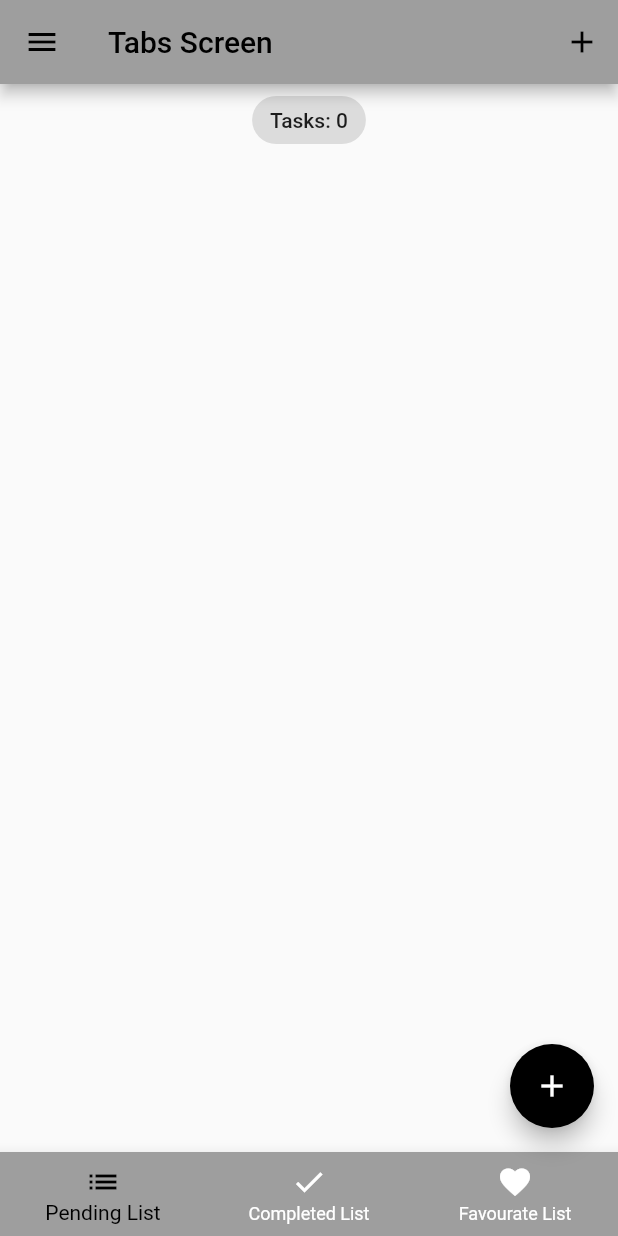
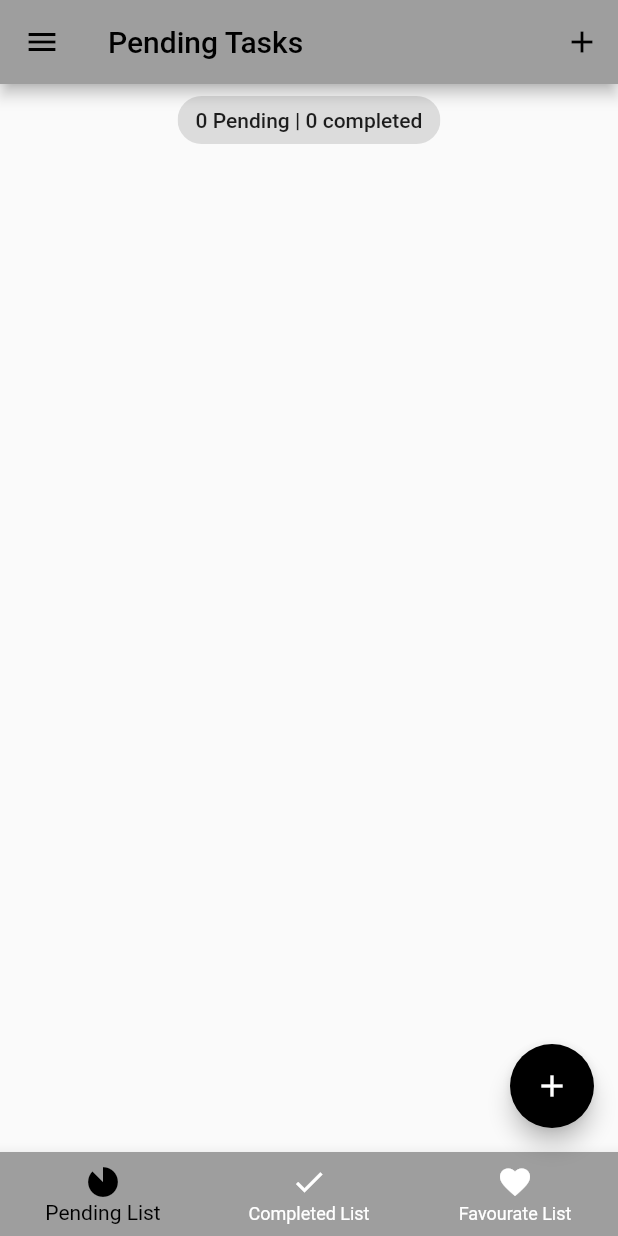
Before and after one commit to fadzlitown/bloc_todo, a Flutter app: the screen it shows after launch, on a phone screen of 412 x 824 dp. Run offline on Flutter 3.47's test engine with Material 2 defaults, Android fonts, the phone set to English and light mode, and no system bars; our stand-ins replace bloc, equatable, flutter_bloc, hydrated_bloc.

Commit message:
- Updated task bloc with pending, completed, fav tasks - Add pending, completed, fav screens - UI Update on status label task & floating btn -

```diff
--- a/lib/bloc/tasks/tasks_state.dart
+++ b/lib/bloc/tasks/tasks_state.dart
@@ -1,29 +1,41 @@
 part of 'tasks_bloc.dart';
 
 class TasksState extends Equatable {
-  final List<Task> allTasks;
+  final List<Task> pendingTasks;
+  final List<Task> completedTasks;
+  final List<Task> favTasks;
   final List<Task> removedTasks;
 
   const TasksState(
-      {this.allTasks = const <Task>[], this.removedTasks = const <Task>[]});
+      {this.completedTasks = const <Task>[],
+      this.favTasks = const <Task>[],
+      this.pendingTasks = const <Task>[],
+      this.removedTasks = const <Task>[]});
 
   // const TasksState({
   //   this.allTasks,
   // });
 
   @override
-  List<Object> get props => [allTasks, removedTasks];
+  List<Object> get props =>
+      [completedTasks, favTasks, pendingTasks, removedTasks];
 
   Map<String, dynamic> toMap() {
     return {
-      'allTasks': allTasks.map((e) => e.toMap()).toList(),
+      'completedTasks': completedTasks.map((e) => e.toMap()).toList(),
+      'favTasks': favTasks.map((e) => e.toMap()).toList(),
+      'pendingTasks': pendingTasks.map((e) => e.toMap()).toList(),
       'removedTasks': removedTasks.map((e) => e.toMap()).toList(),
     };
   }
 
   factory TasksState.fromMap(Map<String, dynamic> map) {
     return TasksState(
-      allTasks: List<Task>.from(map['allTasks']?.map((x) => Task.fromMap(x))),
+      completedTasks:
+          List<Task>.from(map['completedTasks']?.map((x) => Task.fromMap(x))),
+      favTasks: List<Task>.from(map['favTasks']?.map((x) => Task.fromMap(x))),
+      pendingTasks:
+          List<Task>.from(map['pendingTasks']?.map((x) => Task.fromMap(x))),
       removedTasks:
           List<Task>.from(map['removedTasks']?.map((x) => Task.fromMap(x))),
     );
--- a/lib/main.dart
+++ b/lib/main.dart
@@ -5,7 +5,7 @@ import 'package:flutter_better_muslim/service/app_route.dart';
 import 'package:flutter_better_muslim/service/app_theme.dart';
 import 'package:path_provider/path_provider.dart';
 
-import 'screens/tasks_screen.dart';
+import 'screens/pending_screen.dart';
 
 Future<void> main() async {
   WidgetsFlutterBinding.ensureInitialized();
@@ -39,7 +39,7 @@ class MyApp extends StatelessWidget {
             theme: state.switchVal
                 ? AppThemes.appThemeData[AppTheme.darkTheme]
                 : AppThemes.appThemeData[AppTheme.lightTheme],
-            home: const TabsScreen(),
+            home: TabsScreen(),
             onGenerateRoute: appRouter.onGenerateRoute,
           );
         },
--- a/lib/screens/drawer.dart
+++ b/lib/screens/drawer.dart
@@ -1,7 +1,7 @@
 import 'package:flutter/material.dart';
 import 'package:flutter_better_muslim/screens/RecycleBin.dart';
 import 'package:flutter_better_muslim/screens/tabs_screen.dart';
-import 'package:flutter_better_muslim/screens/tasks_screen.dart';
+import 'package:flutter_better_muslim/screens/pending_screen.dart';
 
 import '../bloc/bloc_exports.dart';
 import '../bloc/tasks/tasks_bloc.dart';
@@ -37,7 +37,8 @@ class _MyDrawerState extends State<MyDrawer> {
               child: ListTile(
                   leading: const Icon(Icons.folder_special),
                   title: const Text('My Tasks'),
-                  trailing: Text('${state.allTasks.length}')),
+                  trailing: Text(
+                      '${state.pendingTasks.length} P | ${state.completedTasks.length} C')),
             );
           },
         ),
--- a/lib/screens/tasks_screen.dart
+++ b/lib/screens/fav_screen.dart
@@ -6,27 +6,27 @@ import '../widgets/TasksList.dart';
 import 'add_task_screen.dart';
 import 'drawer.dart';
 
-class TasksScreen extends StatefulWidget {
-  const TasksScreen({Key? key}) : super(key: key);
+class FavTasksScreen extends StatefulWidget {
+  const FavTasksScreen({Key? key}) : super(key: key);
   static const id = 'tasks_screen';
 
   @override
-  State<TasksScreen> createState() => _TasksScreenState();
+  State<FavTasksScreen> createState() => _FavTasksScreenState();
 }
 
-class _TasksScreenState extends State<TasksScreen> {
+class _FavTasksScreenState extends State<FavTasksScreen> {
   // List<Task> list = [
 
   @override
   Widget build(BuildContext context) {
     return BlocBuilder<TasksBloc, TasksState>(
       builder: (context, state) {
-        List<Task> listTasks = state.allTasks;
+        List<Task> listTasks = state.favTasks;
         //todo remove the Scaffold since we already moved to TABS SCREEN
         return Column(
           mainAxisAlignment: MainAxisAlignment.center,
           children: [
-            Chip(label: Text('Tasks: ${state.allTasks.length}')),
+            Chip(label: Text('Tasks: ${state.favTasks.length}')),
             TasksList(list: listTasks),
           ],
         );
--- /dev/null
+++ b/lib/screens/pending_screen.dart
@@ -0,0 +1,38 @@
+import 'package:flutter/material.dart';
+
+import '../bloc/bloc_exports.dart';
+import '../models/task.dart';
+import '../widgets/TasksList.dart';
+import 'add_task_screen.dart';
+import 'drawer.dart';
+
+class PendingTasksScreen extends StatefulWidget {
+  const PendingTasksScreen({Key? key}) : super(key: key);
+  static const id = 'tasks_screen';
+
+  @override
+  State<PendingTasksScreen> createState() => _PendingTasksScreenState();
+}
+
+class _PendingTasksScreenState extends State<PendingTasksScreen> {
+  // List<Task> list = [
+
+  @override
+  Widget build(BuildContext context) {
+    return BlocBuilder<TasksBloc, TasksState>(
+      builder: (context, state) {
+        List<Task> listTasks = state.pendingTasks;
+        //todo remove the Scaffold since we already moved to TABS SCREEN
+        return Column(
+          mainAxisAlignment: MainAxisAlignment.center,
+          children: [
+            Chip(
+                label: Text(
+                    '${state.pendingTasks.length} Pending | ${state.completedTasks.length} completed')),
+            TasksList(list: listTasks),
+          ],
+        );
+      },
+    );
+  }
+}
--- a/lib/screens/tabs_screen.dart
+++ b/lib/screens/tabs_screen.dart
@@ -1,13 +1,30 @@
 import 'package:flutter/material.dart';
 import 'package:flutter_better_muslim/screens/drawer.dart';
-import 'package:flutter_better_muslim/screens/tasks_screen.dart';
+import 'package:flutter_better_muslim/screens/pending_screen.dart';
 
 import 'add_task_screen.dart';
+import 'completed_screen.dart';
+import 'fav_screen.dart';
 
-class TabsScreen extends StatelessWidget {
-  const TabsScreen({Key? key}) : super(key: key);
+class TabsScreen extends StatefulWidget {
+  TabsScreen({Key? key}) : super(key: key);
 
   static const id = 'tabs_screen';
+
+  @override
+  State<TabsScreen> createState() => _TabsScreenState();
+}
+
+class _TabsScreenState extends State<TabsScreen> {
+  //Seperate list of maps
+  final List<Map<String, dynamic>> _pageDetails = [
+    {'pageName': const PendingTasksScreen(), 'title': 'Pending Tasks'},
+    {'pageName': const CompletedTasksScreen(), 'title': 'Completed Tasks'},
+    {'pageName': const FavTasksScreen(), 'title': 'Fav Tasks'},
+  ];
+
+  //to keep this value using bottom nav, so stateful widget required in this screen!
+  var _selectedPageIndex = 0;
 
   void _addTask(BuildContext context) {
     showModalBottomSheet(
@@ -23,25 +40,32 @@ class TabsScreen extends StatelessWidget {
   Widget build(BuildContext context) {
     return Scaffold(
       appBar: AppBar(
-        title: Text('Tabs Screen'),
+        title: Text(_pageDetails[_selectedPageIndex]['title']),
         actions: [
           IconButton(
               onPressed: () => _addTask(context), icon: const Icon(Icons.add))
         ],
       ),
       drawer: const MyDrawer(),
-      body: const TasksScreen(),
+      body: _pageDetails[_selectedPageIndex]
+          ['pageName'], //body of the container should be dynamic page
       // This trailing comma makes auto-formatting nicer for build methods.
-      floatingActionButton: FloatingActionButton(
-        onPressed: () => _addTask(context),
-        child: const Icon(Icons.add),
-      ),
+      floatingActionButton: _selectedPageIndex == 0
+          ? FloatingActionButton(
+              onPressed: () => _addTask(context),
+              child: const Icon(Icons.add),
+            )
+          : null,
       bottomNavigationBar: BottomNavigationBar(
-        currentIndex: 0,
-        onTap: (index) {},
+        currentIndex: _selectedPageIndex,
+        onTap: (index) {
+          setState(() {
+            _selectedPageIndex = index;
+          });
+        },
         items: const [
           BottomNavigationBarItem(
-              icon: Icon(Icons.list), label: 'Pending List'),
+              icon: Icon(Icons.incomplete_circle_sharp), label: 'Pending List'),
           BottomNavigationBarItem(
               icon: Icon(Icons.done), label: 'Completed List'),
           BottomNavigationBarItem(
--- a/lib/service/app_route.dart
+++ b/lib/service/app_route.dart
@@ -1,7 +1,7 @@
 import 'package:flutter/material.dart';
 import 'package:flutter_better_muslim/screens/RecycleBin.dart';
 import 'package:flutter_better_muslim/screens/tabs_screen.dart';
-import 'package:flutter_better_muslim/screens/tasks_screen.dart';
+import 'package:flutter_better_muslim/screens/pending_screen.dart';
 
 class AppRouter {
   Route? onGenerateRoute(RouteSettings routeSettings) {
@@ -9,7 +9,7 @@ class AppRouter {
       case RecyclerBin.id:
         return MaterialPageRoute(builder: (_) => const RecyclerBin());
       case TabsScreen.id:
-        return MaterialPageRoute(builder: (_) => const TabsScreen());
+        return MaterialPageRoute(builder: (_) => TabsScreen());
       default:
         return null;
     }
```
Also changed, not shown: lib/bloc/tasks/tasks_bloc.dart (+43 -9 lines), lib/screens/completed_screen.dart (added, +36 -0 lines).
